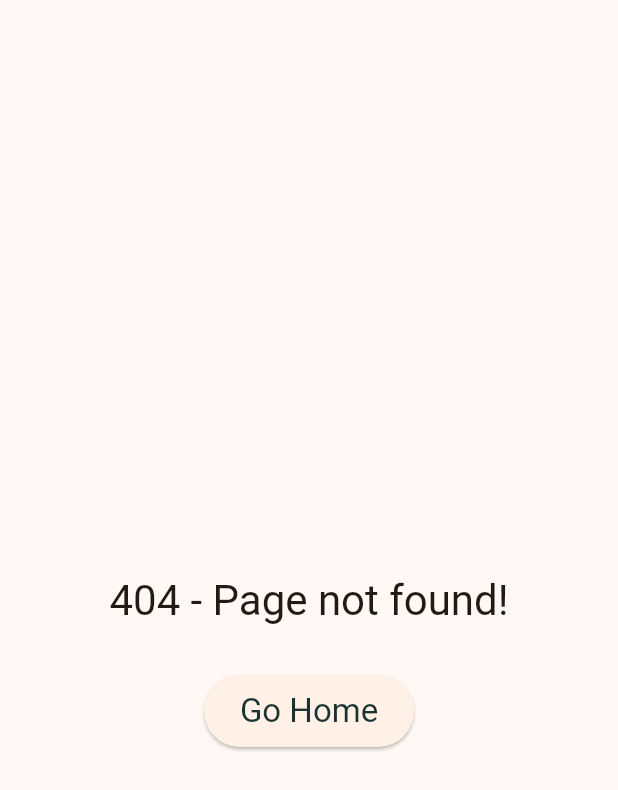
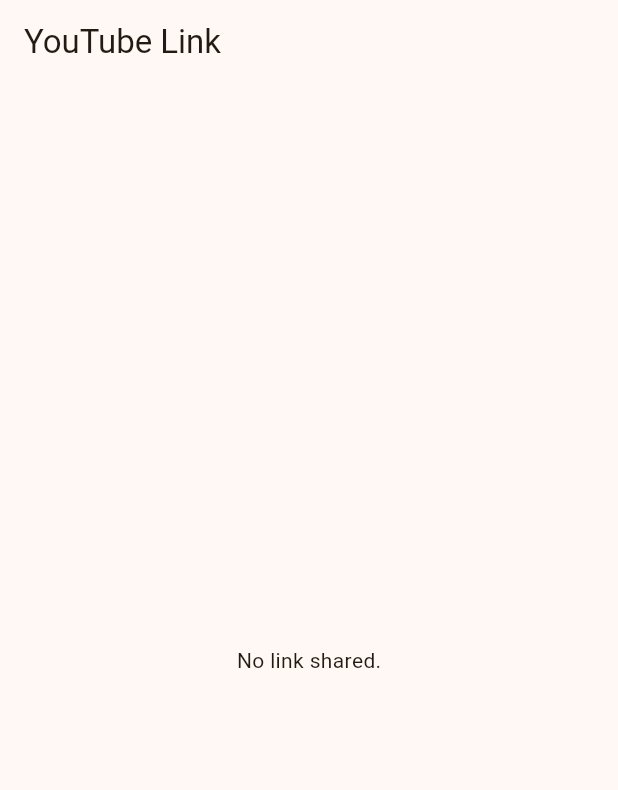
Before and after one commit to tangible-idea/tangible_link, a Flutter app: the screen it shows after launch, on a phone screen of 412 x 824 dp. Shown: the top 790 px of the screen. Run offline on Flutter 3.47's test engine with Material 3 defaults, Android fonts, the phone set to English and light mode, and no system bars; our stand-ins replace flutter_dotenv, flutter_riverpod, go_router, logger, riverpod_annotation, supabase_flutter; accounts and stored records are empty; generated files the repository leaves out were written again.

Commit message:
Youtube screen.

```diff
--- a/lib/routing/app_router.dart
+++ b/lib/routing/app_router.dart
@@ -1,6 +1,7 @@
 import 'package:flutter/material.dart';
 import 'package:riverpod_annotation/riverpod_annotation.dart';
 import 'package:go_router/go_router.dart';
+import 'package:tangible_link/routing/screens/YouTubeLinkScreen.dart';
 import 'not_found_screen.dart';
 
 part 'app_router.g.dart';
@@ -12,21 +13,23 @@ enum AppRoute {
   onboarding,
   signIn,
   home,
-  profile,
-  personality,
 }
 
 @riverpod
 GoRouter goRouter(GoRouterRef ref) {
-
   return GoRouter(
-    initialLocation: '/home/413839384959459',
+    initialLocation: '/youtube-link',
     redirect: (context, state) async {
       return null;
     },
-    // refresh 시점: 어떤 state가 변경될때 refresh 시도할 것인지?
-    //refreshListenable: GoRouterRefreshStream(authRepository.authStateChanges()),
     routes: [
+      GoRoute(
+        path: '/youtube-link',
+        builder: (context, state) {
+          final link = state.uri.queryParameters['link'] ?? '';
+          return YouTubeLinkScreen(link: link);
+        },
+      ),
     ],
     errorPageBuilder: (context, state) => const NoTransitionPage(
       child: NotFoundScreen(),
--- /dev/null
+++ b/lib/routing/screens/YouTubeLinkScreen.dart
@@ -0,0 +1,37 @@
+import 'package:flutter/material.dart';
+
+class YouTubeLinkScreen extends StatelessWidget {
+  final String link;
+
+  const YouTubeLinkScreen({super.key, required this.link});
+
+  @override
+  Widget build(BuildContext context) {
+    print(link);
+
+    return Scaffold(
+      appBar: AppBar(
+        title: const Text('YouTube Link'),
+      ),
+      body: Center(
+        child: link.isNotEmpty
+            ? Column(
+          mainAxisAlignment: MainAxisAlignment.center,
+          children: [
+            const Text('Received YouTube Link:'),
+            const SizedBox(height: 10),
+            SelectableText(
+              link,
+              style: const TextStyle(
+                fontSize: 16,
+                color: Colors.blue,
+                decoration: TextDecoration.underline,
+              ),
+            ),
+          ],
+        )
+            : const Text('No link shared.'),
+      ),
+    );
+  }
+}
```
Also changed, not shown: lib/generated/assets.dart.
